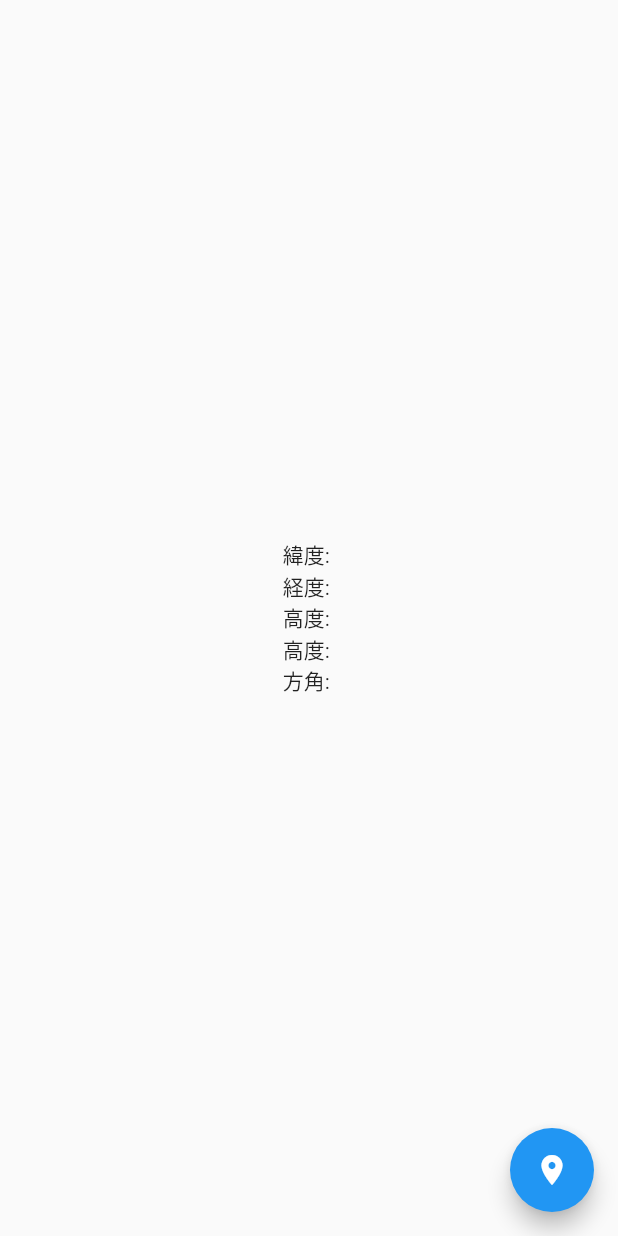
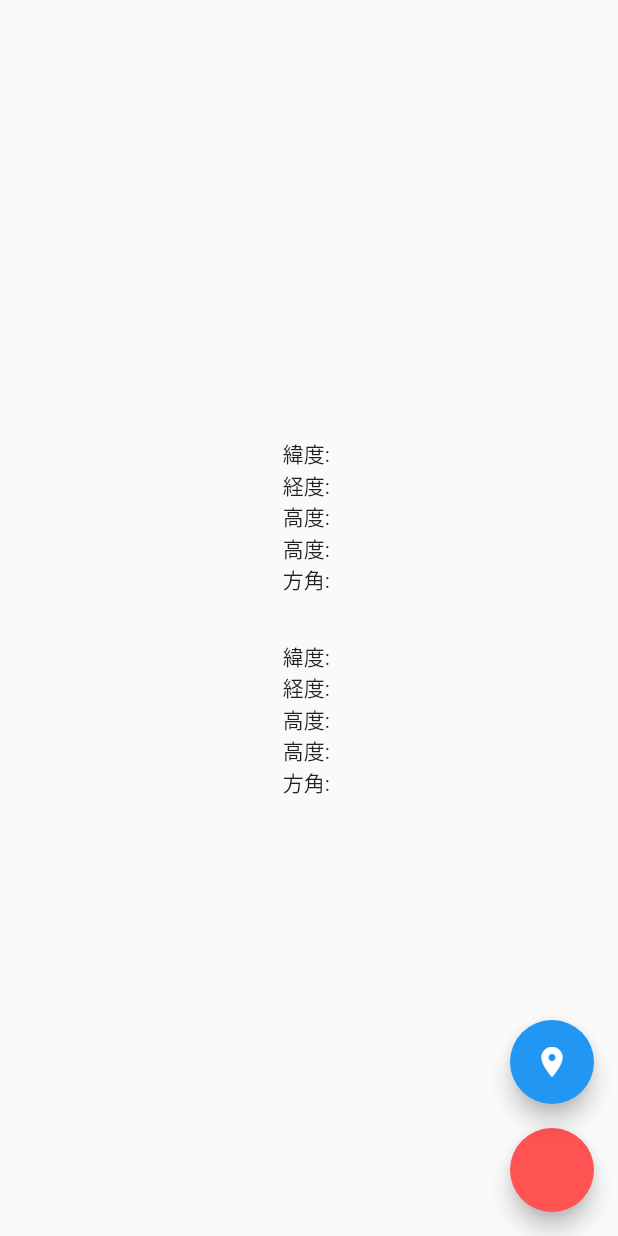
Before and after one commit to iseruuuuu/height_measure_app, a Flutter app: the screen it shows after launch, after a tap on the "location on" icon, on a phone screen of 412 x 824 dp. Run offline on Flutter 3.47's test engine with Material 2 defaults, Android fonts, the phone set to English and light mode, and no system bars; our stand-ins replace geolocator.

Commit message:
add: ２つの値を作成

```diff
--- a/lib/main.dart
+++ b/lib/main.dart
@@ -30,8 +30,17 @@ class _MyHomePageState extends State<MyHomePage> {
   String dist = '';
   String bear = '';
 
+  String lati2 = '';
+  String long2 = '';
+  String alti2 = '';
+  String dist2 = '';
+  String bear2 = '';
+
+  bool change = false;
+
 
   Future<void> getLocation() async {
+    if(change == false) {
       // 現在の位置を返す
       Position position = await Geolocator.getCurrentPosition(desiredAccuracy: LocationAccuracy.high);
       // 北緯がプラス。南緯がマイナス
@@ -49,7 +58,6 @@ class _MyHomePageState extends State<MyHomePage> {
       //print(bearing);
       setState(() {
         _location = position.toString();
-
         //緯度
         lati = position.latitude.toString();
         //経度
@@ -61,7 +69,23 @@ class _MyHomePageState extends State<MyHomePage> {
         //方位
         bear = '$bearing';
       });
+    }else{
+      setState(() {
+        lati2 = lati;
+        long2 = long;
+        alti2 = alti;
+        dist2 = dist;
+        bear2 = bear;
+      });
     }
+  }
+
+  void tap() {
+    change = !change;
+    print(change);
+  }
+
+
   @override
   Widget build(BuildContext context) {
     return Scaffold(
@@ -74,11 +98,39 @@ class _MyHomePageState extends State<MyHomePage> {
             Text("高度: " + alti),
             Text("高度: " + dist),
             Text("方角: " + bear),
+
+            SizedBox(height: 30),
+
+            Text("緯度: " + lati2),
+            Text("経度: " + long2),
+            Text("高度: " + alti2),
+            Text("高度: " + dist2),
+            Text("方角: " + bear2),
+
+
+
           ],
         ),
       ),
-      floatingActionButton: FloatingActionButton(
-          onPressed: getLocation, child: const Icon(Icons.location_on)),
+      floatingActionButton: Column(
+        verticalDirection: VerticalDirection.up, // childrenの先頭を下に配置
+        mainAxisSize: MainAxisSize.min,
+        children: <Widget>[
+          FloatingActionButton(
+            backgroundColor: Colors.redAccent,
+            onPressed: () {
+              tap();
+            },
+          ),
+          Container( // 余白のためContainerでラップ
+            margin: const EdgeInsets.only(bottom: 16.0),
+            child:  FloatingActionButton(
+              onPressed: getLocation,
+              child: const Icon(Icons.location_on),
+            ),
+          ),
+        ],
+      ),
     );
   }
 }
```
Lines whose indentation alone changed are shown as unchanged.
